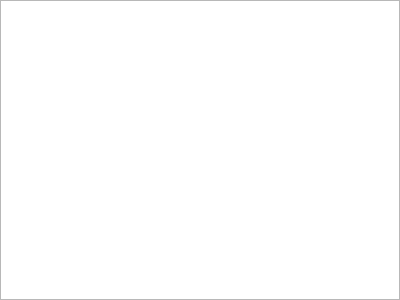
Before: the Qt Designer form cdebugconsole.ui in kustom666/binreader, drawn with Qt 5.
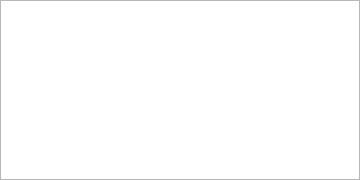
After: the same form once the commit is applied.

Patch:
```diff
--- a/cdebugconsole.ui
+++ b/cdebugconsole.ui
@@ -6,8 +6,8 @@
    <rect>
     <x>0</x>
     <y>0</y>
-    <width>400</width>
-    <height>300</height>
+    <width>360</width>
+    <height>180</height>
    </rect>
   </property>
   <property name="windowTitle">
```
